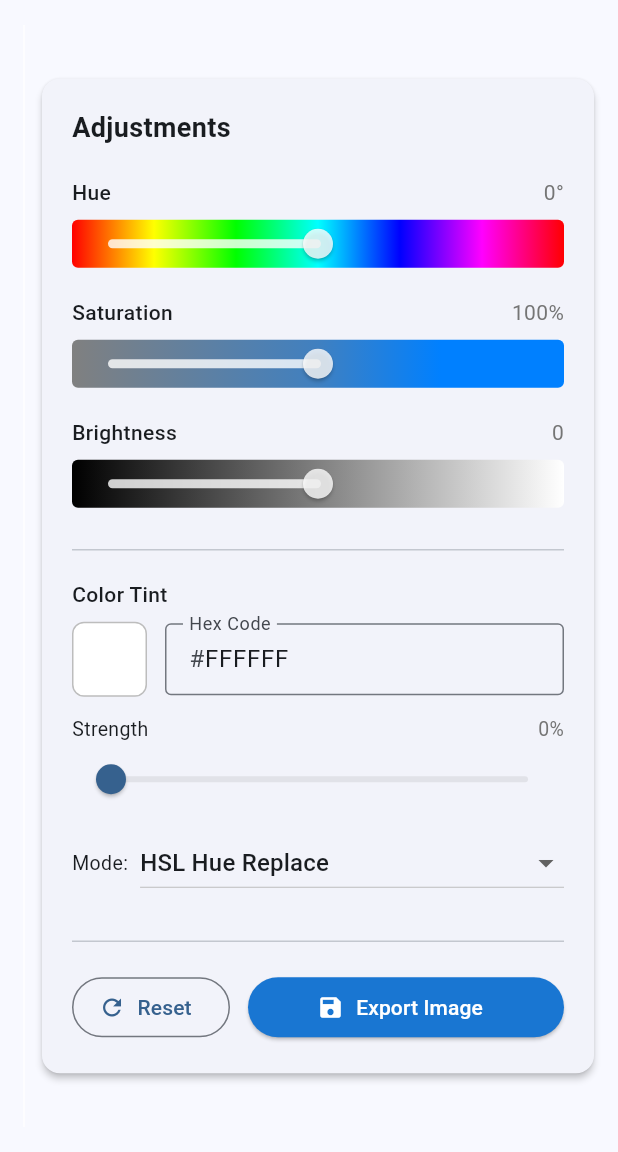
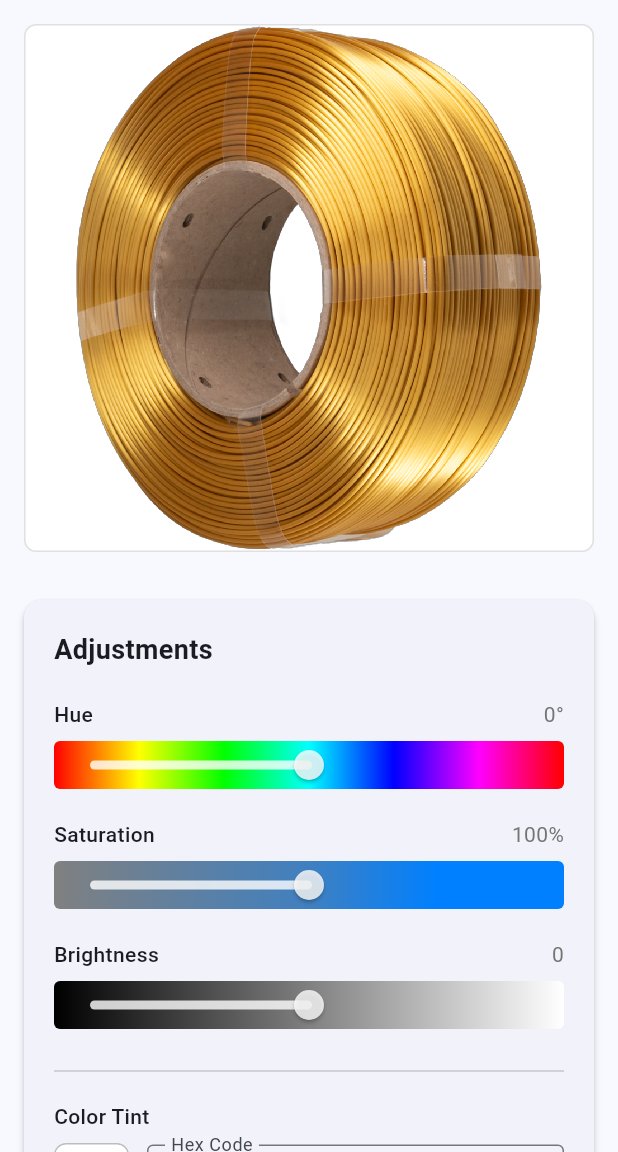
Before and after one commit to Nik537/sebaKalut, a Flutter app: the screen it shows after launch, on a phone screen of 412 x 824 dp, the part 84-1236 px from its top. Run offline on Flutter 3.47's test engine with Material 3 defaults, Android fonts, the phone set to English and light mode, and no system bars; our stand-ins replace file_picker, flutter_colorpicker, flutter_riverpod.

Commit message:
Make app layout responsive and fix color picker overflow
- Use LayoutBuilder in home_screen.dart for adaptive layout
- Wide screens (>800px): side-by-side image and controls
- Narrow screens: stacked vertical layout
- Controls panel width now dynamically adjusts (35%, clamped 320-450px)
- Replace ColorPicker with HueRingPicker to fix overflow issue
- Constrain picker width with LayoutBuilder

🤖 Generated with [Claude Code](https://claude.com/claude-code)

Co-Authored-By: Claude <noreply@anthropic.com>

```diff
--- a/kalut_photoshop/lib/screens/home_screen.dart
+++ b/kalut_photoshop/lib/screens/home_screen.dart
@@ -29,11 +29,20 @@ class HomeScreen extends ConsumerWidget {
                 ],
               ),
             )
-          : Row(
+          : LayoutBuilder(
+              builder: (context, constraints) {
+                // Use column layout for narrow screens, row for wide screens
+                final isWide = constraints.maxWidth > 800;
+                final controlsWidth = isWide
+                    ? (constraints.maxWidth * 0.35).clamp(320.0, 450.0)
+                    : constraints.maxWidth;
+
+                if (isWide) {
+                  // Wide layout: side by side
+                  return Row(
                     children: [
                       // Left side: Image preview
                       Expanded(
-                  flex: 3,
                         child: Padding(
                           padding: const EdgeInsets.all(16),
                           child: ImagePreview(
@@ -44,12 +53,36 @@ class HomeScreen extends ConsumerWidget {
                       ),
                       // Right side: Controls
                       SizedBox(
-                  width: 400,
-                  child: SingleChildScrollView(
+                        width: controlsWidth,
+                        child: const SingleChildScrollView(
                           child: ControlsPanel(),
                         ),
                       ),
                     ],
+                  );
+                } else {
+                  // Narrow layout: stacked vertically
+                  return SingleChildScrollView(
+                    child: Column(
+                      children: [
+                        // Top: Image preview
+                        SizedBox(
+                          height: constraints.maxHeight * 0.5,
+                          child: Padding(
+                            padding: const EdgeInsets.all(16),
+                            child: ImagePreview(
+                              image: state.processedImage ?? state.originalImage,
+                              isLoading: state.isLoading,
+                            ),
+                          ),
+                        ),
+                        // Bottom: Controls
+                        const ControlsPanel(),
+                      ],
+                    ),
+                  );
+                }
+              },
             ),
     );
   }
--- a/kalut_photoshop/lib/widgets/color_picker_widget.dart
+++ b/kalut_photoshop/lib/widgets/color_picker_widget.dart
@@ -163,7 +163,10 @@ class _ColorPickerWidgetState extends ConsumerState<ColorPickerWidget> {
         ),
         // Color picker dialog
         if (_showPicker)
-          Container(
+          LayoutBuilder(
+            builder: (context, constraints) {
+              final pickerWidth = constraints.maxWidth.clamp(200.0, 300.0);
+              return Container(
                 margin: const EdgeInsets.only(top: 12),
                 padding: const EdgeInsets.all(12),
                 decoration: BoxDecoration(
@@ -172,15 +175,18 @@ class _ColorPickerWidgetState extends ConsumerState<ColorPickerWidget> {
                   color: Colors.white,
                 ),
                 child: Column(
+                  mainAxisSize: MainAxisSize.min,
                   children: [
-                ColorPicker(
+                    SizedBox(
+                      width: pickerWidth,
+                      child: HueRingPicker(
                         pickerColor: state.tintColor,
                         onColorChanged: notifier.setTintColor,
-                  pickerAreaHeightPercent: 0.7,
                         enableAlpha: false,
                         displayThumbColor: true,
-                  labelTypes: const [],
                       ),
+                    ),
+                    const SizedBox(height: 8),
                     TextButton(
                       onPressed: () {
                         setState(() => _showPicker = false);
@@ -189,6 +195,8 @@ class _ColorPickerWidgetState extends ConsumerState<ColorPickerWidget> {
                     ),
                   ],
                 ),
+              );
+            },
           ),
       ],
     );
```
Lines whose indentation alone changed are shown as unchanged.
